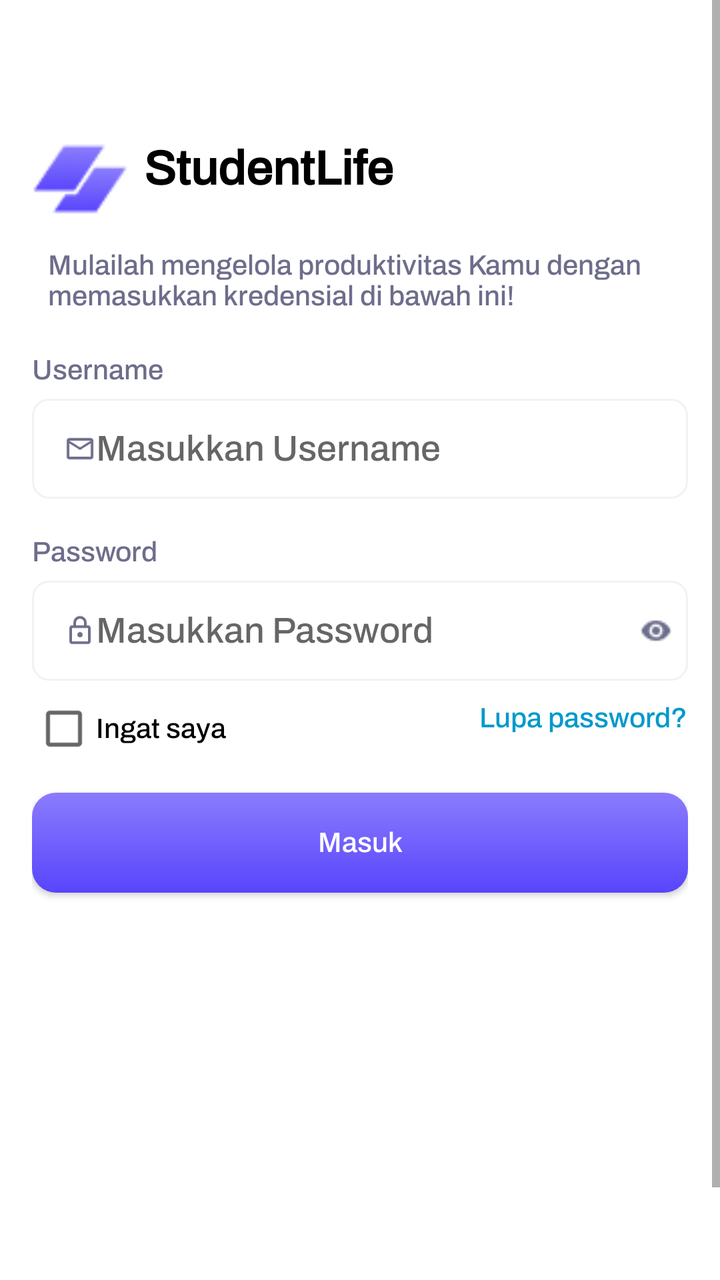
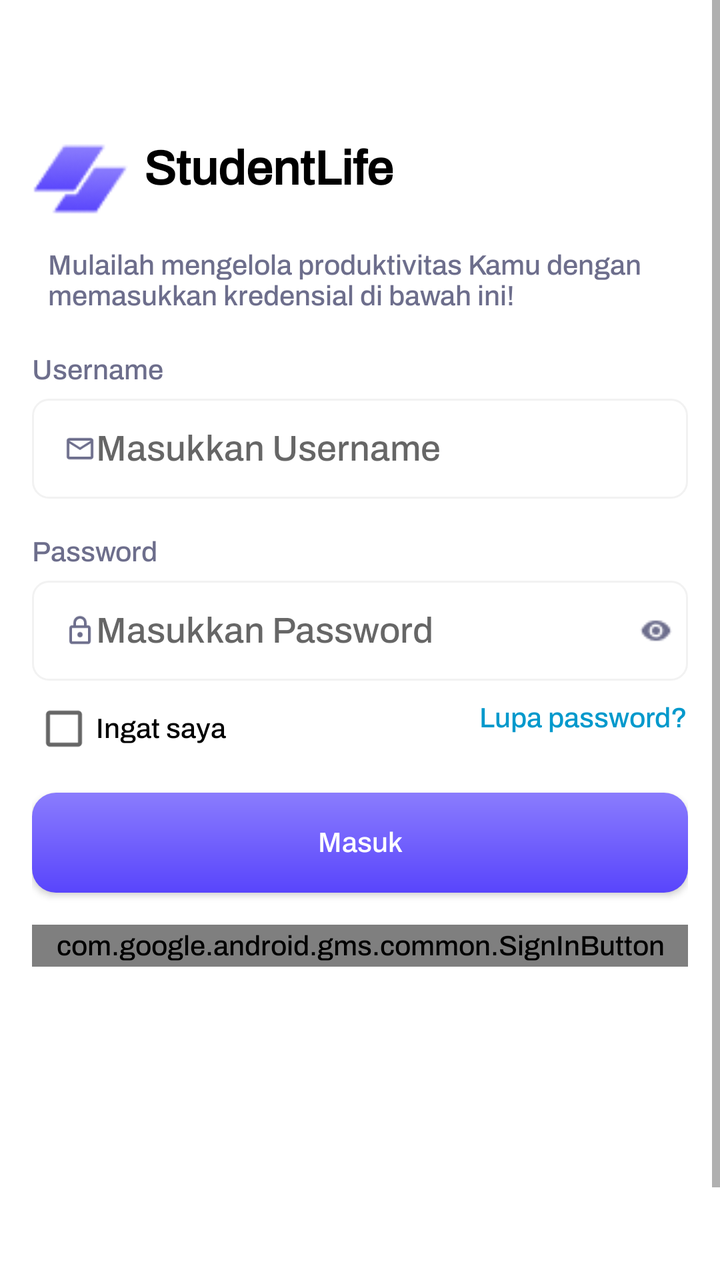

Compare the two renders of this Android layout. The source of the first and the diff that turns it into the second are given below.
<!-- AndroidManifest.xml: application theme Theme.StudentLife -->
<!-- res/layout/activity_main.xml -->
<?xml version="1.0" encoding="utf-8"?>
<android.widget.ScrollView
    xmlns:android="http://schemas.android.com/apk/res/android"
    xmlns:app="http://schemas.android.com/apk/res-auto"
    xmlns:tools="http://schemas.android.com/tools"
    android:layout_width="match_parent"
    android:layout_height="match_parent"
    android:background="@android:color/white"
    android:id="@+id/main"
    android:fillViewport="true">

    <androidx.constraintlayout.widget.ConstraintLayout
        android:layout_width="match_parent"
        android:id="@+id/login"
        android:layout_height="wrap_content"
        android:layout_marginTop="50dp"
        android:padding="16dp"
        tools:context=".LoginActivity">

        <ImageView
            android:id="@+id/logoImage"
            android:layout_width="48dp"
            android:layout_height="48dp"
            android:contentDescription="Student Life"
            android:src="@drawable/ic_logo"
            app:layout_constraintStart_toStartOf="parent"
            app:layout_constraintTop_toTopOf="parent" />

        <TextView
            android:id="@+id/tvAppName"
            android:layout_width="wrap_content"
            android:layout_height="wrap_content"
            android:layout_marginStart="8dp"
            android:text="@string/app_name"
            android:textColor="@android:color/black"
            android:textSize="24sp"
            android:textStyle="bold"
            app:layout_constraintStart_toEndOf="@id/logoImage"
            app:layout_constraintTop_toTopOf="@id/logoImage" />

        <TextView
            android:id="@+id/tvSubtitle"
            android:layout_width="wrap_content"
            android:layout_height="wrap_content"
            android:layout_marginStart="8dp"
            android:layout_marginTop="8dp"
            android:text="Mulailah mengelola produktivitas Kamu dengan memasukkan kredensial di bawah ini!"
            android:textColor="#6D6E8C"
            android:textSize="14sp"
            app:layout_constraintStart_toStartOf="parent"
            app:layout_constraintTop_toBottomOf="@id/logoImage" />

        <TextView
            android:id="@+id/tvEmailLabel"
            android:layout_width="wrap_content"
            android:layout_height="wrap_content"
            android:layout_marginTop="16dp"
            android:text="Username"
            android:textColor="#6D6E8C"
            android:textSize="14sp"
            app:layout_constraintStart_toStartOf="parent"
            app:layout_constraintTop_toBottomOf="@id/tvSubtitle" />

        <EditText
            android:id="@+id/etEmail"
            android:layout_width="0dp"
            android:layout_height="50dp"
            android:layout_marginTop="4dp"
            android:background="@drawable/bg_search"
            android:drawableStart="@drawable/email"
            android:textColor="#6D6E8C"
            android:hint="Masukkan Username"
            android:fontFamily="@font/archivo_regular"
            android:inputType="textEmailAddress"
            android:autofillHints="email"
            android:paddingStart="16dp"
            android:paddingEnd="16dp"
            android:textSize="18sp"
            app:layout_constraintEnd_toEndOf="parent"
            app:layout_constraintHorizontal_bias="0.0"
            app:layout_constraintStart_toStartOf="parent"
            app:layout_constraintTop_toBottomOf="@id/tvEmailLabel" />

        <TextView
            android:id="@+id/tvPasswordLabel"
            android:layout_width="wrap_content"
            android:layout_height="wrap_content"
            android:layout_marginTop="16dp"
            android:text="Password"
            android:textColor="#6D6E8C"
            android:textSize="14sp"
            app:layout_constraintStart_toStartOf="parent"
            app:layout_constraintTop_toBottomOf="@id/etEmail" />

        <EditText
            android:id="@+id/etPassword"
            android:layout_width="0dp"
            android:layout_height="50dp"
            android:layout_marginTop="4dp"
            android:background="@drawable/bg_search"
            android:drawableStart="@drawable/lock"
            android:hint="Masukkan Password"
            android:fontFamily="@font/archivo_regular"
            android:textColor="#6D6E8C"
            android:inputType="textPassword"
            android:autofillHints="password"
            android:paddingStart="16dp"
            android:paddingEnd="16dp"
            app:layout_constraintEnd_toEndOf="parent"
            app:layout_constraintStart_toStartOf="parent"
            app:layout_constraintTop_toBottomOf="@id/tvPasswordLabel" />

        <ImageView
            android:id="@+id/passwordToggle"
            android:layout_width="0dp"
            android:layout_height="50dp"
            android:layout_alignParentEnd="true"
            android:src="@drawable/ic_visibility"
            android:contentDescription="Show password"
            android:layout_marginEnd="8dp"
            app:layout_constraintTop_toTopOf="@id/etPassword"
            app:layout_constraintEnd_toEndOf="parent" />

        <CheckBox
            android:id="@+id/cbRemember"
            android:layout_width="wrap_content"
            android:layout_height="wrap_content"
            android:layout_marginTop="8dp"
            android:text="Ingat saya"
            app:layout_constraintStart_toStartOf="parent"
            app:layout_constraintTop_toBottomOf="@id/etPassword" />

        <TextView
            android:id="@+id/tvForgotPassword"
            android:layout_width="wrap_content"
            android:layout_height="wrap_content"
            android:layout_marginTop="8dp"
            android:text="Lupa password?"
            android:textColor="@android:color/holo_blue_dark"
            android:fontFamily="@font/archivo_bold"
            app:layout_constraintEnd_toEndOf="parent"
            app:layout_constraintTop_toBottomOf="@id/etPassword" />

        <androidx.appcompat.widget.AppCompatButton
            android:id="@+id/btnLogin"
            android:layout_width="0dp"
            android:layout_height="50dp"
            android:layout_marginTop="16dp"
            android:background="@drawable/gradient_background_button"
            android:text="Masuk"
            android:textColor="@android:color/white"
            app:layout_constraintEnd_toEndOf="parent"
            app:layout_constraintStart_toStartOf="parent"
            app:layout_constraintTop_toBottomOf="@id/cbRemember" />


        <TextView
            android:id="@+id/tvRegister"
            android:layout_width="wrap_content"
            android:layout_height="wrap_content"
            android:text="Belum punya akun?"
            android:textColor="@android:color/darker_gray"
            android:textSize="14sp"
            app:layout_constraintBottom_toBottomOf="parent"
            app:layout_constraintStart_toStartOf="parent" />

        <TextView
            android:id="@+id/tvCreateAccount"
            android:layout_width="wrap_content"
            android:layout_height="wrap_content"
            android:text="Daftar"
            android:textColor="@android:color/holo_blue_dark"
            android:textStyle="bold"
            app:layout_constraintBottom_toBottomOf="parent"
            app:layout_constraintStart_toEndOf="@id/tvRegister" />
    </androidx.constraintlayout.widget.ConstraintLayout>
</android.widget.ScrollView>
<!-- resources referenced by this layout -->
<resources>
  <!-- drawable bg_search (drawable) -->
  <?xml version="1.0" encoding="utf-8"?>
  <shape xmlns:android="http://schemas.android.com/apk/res/android">
      <solid android:color="#FFFFFF"/>
  
      <stroke
          android:width="1dp"
          android:color="#F2F2F2"/>
  
      <corners android:radius="8dp"/>
  </shape>
  <!-- drawable email (drawable) -->
  <vector xmlns:android="http://schemas.android.com/apk/res/android"
      android:width="16dp"
      android:height="16dp"
      android:viewportWidth="16"
      android:viewportHeight="16">
    <group>
      <clip-path
          android:pathData="M0,0h16v16h-16z"/>
      <path
          android:pathData="M14.667,4C14.667,3.267 14.067,2.667 13.333,2.667H2.667C1.933,2.667 1.333,3.267 1.333,4V12C1.333,12.733 1.933,13.333 2.667,13.333H13.333C14.067,13.333 14.667,12.733 14.667,12V4ZM13.333,4L8,7.333L2.667,4H13.333ZM13.333,12H2.667V5.333L8,8.667L13.333,5.333V12Z"
          android:fillColor="#6D6E8C"/>
    </group>
  </vector>
  <!-- drawable gradient_background_button (drawable) -->
  <shape xmlns:android="http://schemas.android.com/apk/res/android">
      <gradient
          android:angle="90"
          android:startColor="#5945FC"
          android:endColor="#8A7CFD"
          android:type="linear"/>
      <corners android:radius="12dp"/>
  
  </shape>
  <!-- drawable ic_logo: png bitmap (drawable, 1429 bytes) -->
  <!-- drawable ic_visibility: png bitmap (drawable, 454 bytes) -->
  <!-- drawable lock (drawable) -->
  <vector xmlns:android="http://schemas.android.com/apk/res/android"
      android:width="16dp"
      android:height="16dp"
      android:viewportWidth="16"
      android:viewportHeight="16">
    <group>
      <clip-path
          android:pathData="M0,0h16v16h-16z"/>
      <path
          android:pathData="M12,5.333H11.333V4C11.333,2.16 9.84,0.667 8,0.667C6.16,0.667 4.667,2.16 4.667,4V5.333H4C3.267,5.333 2.667,5.933 2.667,6.667V13.333C2.667,14.067 3.267,14.667 4,14.667H12C12.733,14.667 13.333,14.067 13.333,13.333V6.667C13.333,5.933 12.733,5.333 12,5.333ZM6,4C6,2.893 6.893,2 8,2C9.107,2 10,2.893 10,4V5.333H6V4ZM12,13.333H4V6.667H12V13.333ZM8,11.333C8.733,11.333 9.333,10.733 9.333,10C9.333,9.267 8.733,8.667 8,8.667C7.267,8.667 6.667,9.267 6.667,10C6.667,10.733 7.267,11.333 8,11.333Z"
          android:fillColor="#6D6E8C"/>
    </group>
  </vector>
  <string name="app_name">StudentLife</string>
  <style name="Theme.StudentLife" parent="Base.Theme.StudentLife" />
  <style name="Base.Theme.StudentLife" parent="Theme.AppCompat.Light.NoActionBar">
          
          
          <item name="android:colorBackground">#FFFFFF</item>
          <item name="android:fontFamily">@font/archivo_medium</item>
          <item name="fontFamily">@font/archivo_medium</item>
          <item name="android:textAllCaps">false</item>
      </style>
</resources>

<!-- the commit's change to res/layout/activity_main.xml (unified diff, before → after) -->
@@ -153,6 +153,15 @@
             app:layout_constraintStart_toStartOf="parent"
             app:layout_constraintTop_toBottomOf="@id/cbRemember" />
 
+        <com.google.android.gms.common.SignInButton
+            android:id="@+id/btnGoogleSignIn"
+            android:layout_width="match_parent"
+            android:layout_height="wrap_content"
+            android:layout_marginTop="16dp"
+            app:layout_constraintTop_toBottomOf="@id/btnLogin"
+            app:layout_constraintStart_toStartOf="parent"
+            app:layout_constraintEnd_toEndOf="parent" />
+
 
         <TextView
             android:id="@+id/tvRegister"
